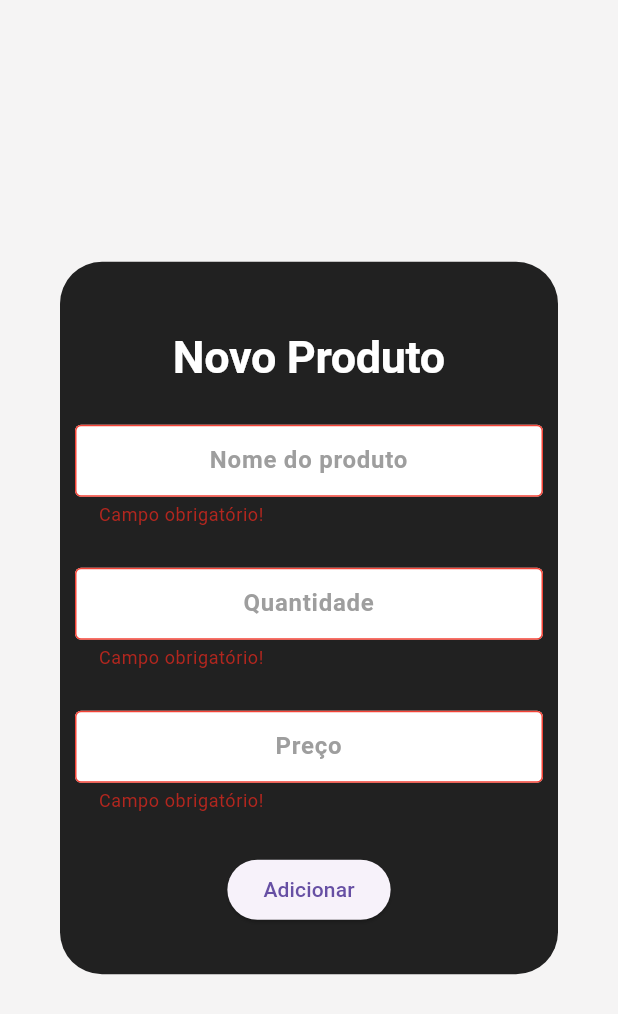
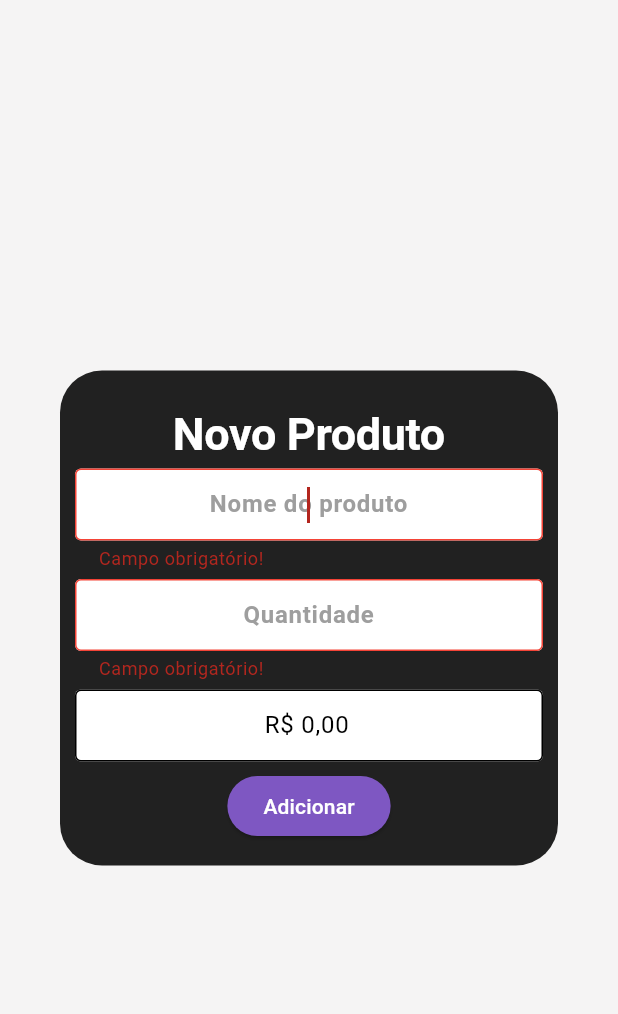
Before and after one commit to VictorTatakae/mercado-facil, a Flutter app: the AddItem widget shown alone on an empty page, opened directly, after a tap on "Adicionar", on a phone screen of 412 x 824 dp. Shown: the top 1014 px of the screen. Run offline on Flutter 3.47's test engine with Material 3 defaults, Android fonts, the phone set to English and light mode, and no system bars; our stand-ins replace flutter_masked_text2, flutter_modular, loading_animation_widget, shared_preferences; accounts and stored records are empty.

Commit message:
feat: add sum_total

```diff
--- a/lib/app/models/item_model.dart
+++ b/lib/app/models/item_model.dart
@@ -17,6 +17,12 @@ class ItemModel {
 
   double total() => price * quantity;
   double price30() => price * 1.3;
+
+  static double sumAll(List<ItemModel> items) {
+    if (items.isEmpty) return 0.00;
+    var value = items.map((item) => item.total()).reduce((value, element) => value + element).toStringAsFixed(2);
+    return double.parse(value);
+  }
 
   Map<String, dynamic> toMap() {
     return {
--- a/lib/app/modules/home/home_controller.dart
+++ b/lib/app/modules/home/home_controller.dart
@@ -9,6 +9,7 @@ import 'package:compra_facil/app/modules/home/widgets/lista_page.dart';
 class HomeController extends ChangeNotifier {
   // final ItemRepository _repository;
   int index = 1;
+  double total = 0.00;
   final items = <ItemModel>[];
 
   // HomeController(this._repository);
@@ -31,6 +32,11 @@ class HomeController extends ChangeNotifier {
     }
   }
 
+  sumAll() {
+    total = ItemModel.sumAll(items);
+    notifyListeners();
+  }
+
   add(ItemModel model) {
     items.add(model);
     notifyListeners();
--- a/lib/app/modules/home/widgets/add_item.dart
+++ b/lib/app/modules/home/widgets/add_item.dart
@@ -1,7 +1,9 @@
 import 'package:flutter/material.dart';
 
+import 'package:flutter_masked_text2/flutter_masked_text2.dart';
 import 'package:flutter_modular/flutter_modular.dart';
 
+import 'package:compra_facil/app/core/theme/app_theme.dart';
 import 'package:compra_facil/app/models/item_model.dart';
 import 'package:compra_facil/app/modules/home/home_controller.dart';
 
@@ -14,16 +16,47 @@ class AddItem extends StatefulWidget {
 
 class _AddItemState extends State<AddItem> {
   final controller = Modular.get<HomeController>();
+  final appTheme = Modular.get<AppTheme>();
   final formKey = GlobalKey<FormState>();
+
+  // Controllers
   final nameEC = TextEditingController();
   final quantityEC = TextEditingController();
-  final priceEC = TextEditingController();
+  final priceEC = MoneyMaskedTextController(
+    leftSymbol: 'R\$ ',
+    decimalSeparator: ',',
+    thousandSeparator: '.',
+  );
+
+  // focus nodes
+  final _focusNode1 = FocusNode();
+  final _focusNode2 = FocusNode();
+  final _focusNode3 = FocusNode();
+
+  // SubmitAcion
+  submit(BuildContext context) {
+    if (formKey.currentState?.validate() ?? false) {
+      String priceString = priceEC.text.replaceAll('.', '').replaceAll(',', '.').replaceAll('R\$ ', '');
+      final price = double.parse(priceString).toStringAsFixed(2);
+      final model = ItemModel(
+        name: nameEC.text.trim(),
+        price: double.parse(price),
+        quantity: int.parse(quantityEC.text.trim()),
+      );
+      controller.add(model);
+      controller.sumAll();
+      Navigator.of(context).pop();
+    }
+  }
 
   @override
   void dispose() {
     nameEC.dispose();
     quantityEC.dispose();
     priceEC.dispose();
+    _focusNode1.dispose();
+    _focusNode2.dispose();
+    _focusNode3.dispose();
     super.dispose();
   }
 
@@ -32,12 +65,12 @@ class _AddItemState extends State<AddItem> {
     return Dialog(
       backgroundColor: Colors.grey.shade900,
       child: Padding(
-        padding: const EdgeInsets.fromLTRB(10, 20, 10, 5),
+        padding: const EdgeInsets.fromLTRB(10, 20, 10, 10),
         child: Form(
           key: formKey,
           child: SizedBox(
             width: double.infinity,
-            height: 450,
+            height: 300,
             child: Column(
               mainAxisAlignment: MainAxisAlignment.spaceEvenly,
               children: [
@@ -46,11 +79,16 @@ class _AddItemState extends State<AddItem> {
                   style: Theme.of(context).textTheme.displayLarge?.copyWith(fontSize: 30),
                 ),
                 TextFormField(
-                  // focusNode: focusNode,
+                  focusNode: _focusNode1,
+                  autofocus: true,
                   controller: nameEC,
                   textAlign: TextAlign.center,
                   keyboardType: TextInputType.name,
                   textCapitalization: TextCapitalization.words,
+                  textInputAction: TextInputAction.next,
+                  onFieldSubmitted: (_) {
+                    FocusScope.of(context).requestFocus(_focusNode2);
+                  },
                   style: Theme.of(context).textTheme.bodyLarge!.copyWith(color: Colors.black),
                   decoration: const InputDecoration(
                     isDense: true,
@@ -75,10 +113,6 @@ class _AddItemState extends State<AddItem> {
                       borderSide: BorderSide(color: Colors.red),
                     ),
                   ),
-                  onFieldSubmitted: (value) {
-                    // handleNext();
-                    // focusNode.requestFocus();
-                  },
                   validator: (nome) {
                     if (nome == null || nome.isEmpty) {
                       return 'Campo obrigatório!';
@@ -87,11 +121,15 @@ class _AddItemState extends State<AddItem> {
                   },
                 ),
                 TextFormField(
-                  // focusNode: focusNode,
+                  focusNode: _focusNode2,
                   controller: quantityEC,
                   textAlign: TextAlign.center,
                   keyboardType: TextInputType.number,
                   style: Theme.of(context).textTheme.bodyLarge!.copyWith(color: Colors.black),
+                  textInputAction: TextInputAction.next,
+                  onFieldSubmitted: (_) {
+                    FocusScope.of(context).requestFocus(_focusNode3);
+                  },
                   decoration: const InputDecoration(
                     isDense: true,
                     hintText: 'Quantidade',
@@ -115,10 +153,6 @@ class _AddItemState extends State<AddItem> {
                       borderSide: BorderSide(color: Colors.red),
                     ),
                   ),
-                  onFieldSubmitted: (value) {
-                    // handleNext();
-                    // focusNode.requestFocus();
-                  },
                   validator: (qtd) {
                     if (qtd == null || qtd.isEmpty) {
                       return 'Campo obrigatório!';
@@ -129,10 +163,14 @@ class _AddItemState extends State<AddItem> {
                   },
                 ),
                 TextFormField(
-                  // focusNode: focusNode,
+                  focusNode: _focusNode3,
                   controller: priceEC,
                   textAlign: TextAlign.center,
                   keyboardType: TextInputType.number,
+                  textInputAction: TextInputAction.next,
+                  onFieldSubmitted: (_) {
+                    submit(context);
+                  },
                   style: Theme.of(context).textTheme.bodyLarge!.copyWith(color: Colors.black),
                   decoration: const InputDecoration(
                     isDense: true,
@@ -157,32 +195,23 @@ class _AddItemState extends State<AddItem> {
                       borderSide: BorderSide(color: Colors.red),
                     ),
                   ),
-                  onFieldSubmitted: (value) {
-                    // handleNext();
-                    // focusNode.requestFocus();
-                  },
                   validator: (price) {
                     if (price == null || price.isEmpty) {
                       return 'Campo obrigatório!';
                     }
-                    double? n = double.tryParse(price);
+                    String priceString = price.replaceAll('.', '').replaceAll(',', '.').replaceAll('R\$ ', '');
+                    double? n = double.tryParse(priceString);
 
                     return n == null ? 'Este campo só recebe double' : null;
                   },
                 ),
                 ElevatedButton(
-                  onPressed: () {
-                    if (formKey.currentState?.validate() ?? false) {
-                      final price = double.parse(priceEC.text).toStringAsFixed(2);
-                      final model = ItemModel(
-                        name: nameEC.text.trim(),
-                        price: double.parse(price),
-                        quantity: int.parse(quantityEC.text.trim()),
-                      );
-                      controller.add(model);
-                      Navigator.of(context).pop();
-                    }
-                  },
+                  onPressed: () => submit(context),
+                  style: ButtonStyle(
+                    backgroundColor:
+                        WidgetStatePropertyAll(appTheme.isDark ? Colors.deepPurple : Colors.deepPurple.shade400),
+                    foregroundColor: const WidgetStatePropertyAll(Colors.white),
+                  ),
                   child: const Text('Adicionar'),
                 ),
               ],
--- a/pubspec.yaml
+++ b/pubspec.yaml
@@ -37,6 +37,7 @@ dependencies:
   flutter_modular: ^6.3.4
   shared_preferences: ^2.3.2
   loading_animation_widget: ^1.2.1
+  flutter_masked_text2: ^0.9.1
 
 dev_dependencies:
   flutter_test:
```
Also changed, not shown: lib/app/modules/home/widgets/compras_page.dart (+20 -0 lines), pubspec.lock.
